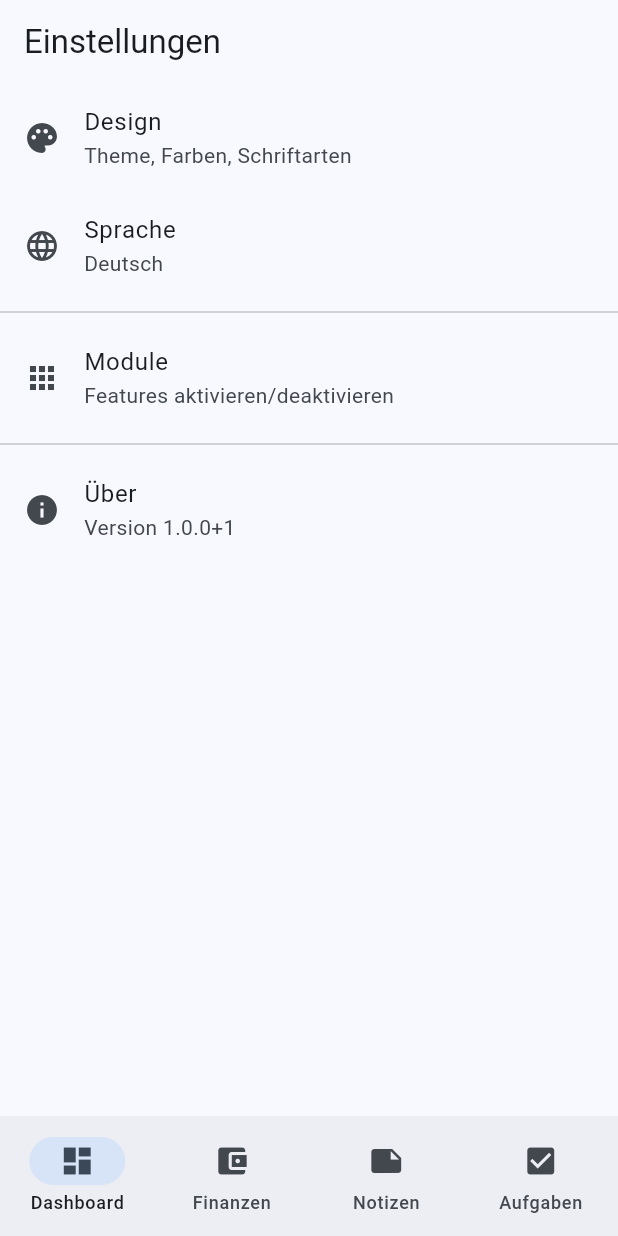
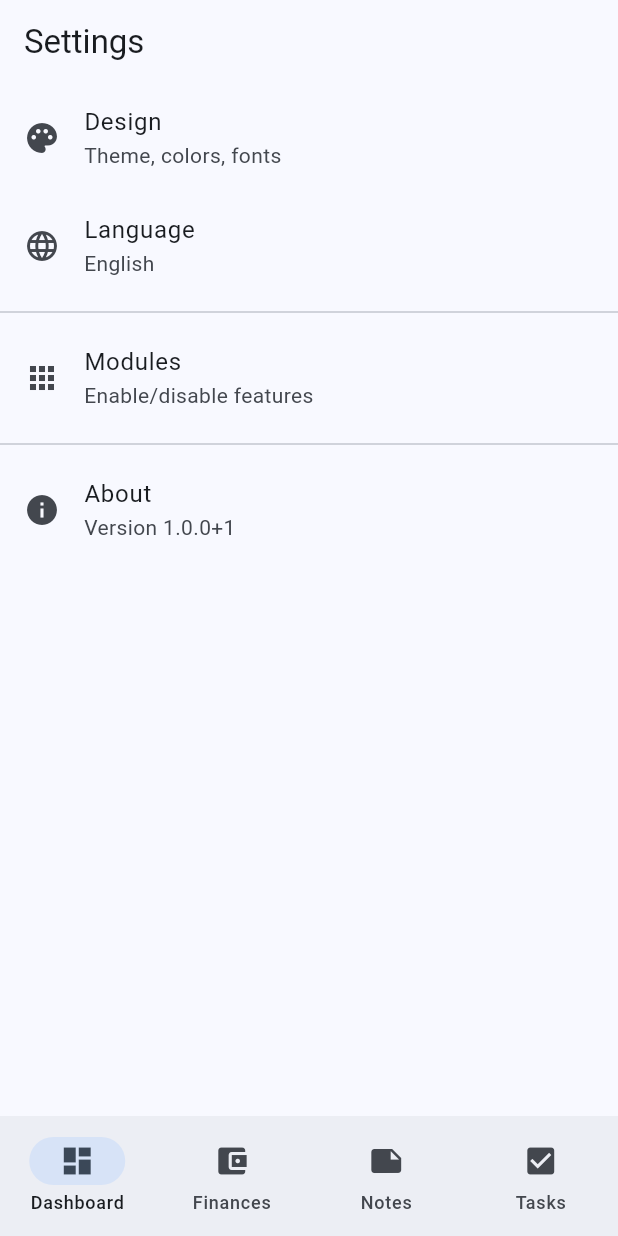
Before and after one commit to KayBeckmann/personal-tracker, a Flutter app: the SettingsPage screen opened by its route, on a phone screen of 412 x 824 dp. Run offline on Flutter 3.47's test engine with Material 3 defaults, Android fonts, the phone set to English and light mode, and no system bars; our stand-ins replace drift, get_it, go_router, injectable; accounts and stored records are empty; generated files the repository leaves out were written again; project files that could hold a hidden picture were left out.

Commit message:
feat: Mehrsprachigkeit (Meilenstein 1.4)
Implementiert:
- i18n Setup mit flutter_localizations und intl
- Sprachdateien für Deutsch (DE) und Englisch (EN)
- ARB-Dateien mit vollständigen Übersetzungen
- Sprachwechsel-Dialog in Einstellungen
- Lokalisierung aller UI-Komponenten (Navigation, Seiten)
- Reactive Locale Updates über GetLocale/SetLocale Use Cases
- AppModule refactored für dynamische Namen-Lokalisierung
- Tests aktualisiert für icon-basierte Navigation

Alle 24 Tests erfolgreich.

🤖 Generated with [Claude Code](https://claude.com/claude-code)

Co-Authored-By: Claude Sonnet 4.5 <noreply@anthropic.com>

```diff
--- /dev/null
+++ b/app/lib/core/localization/l10n/app_en.arb
@@ -0,0 +1,31 @@
+{
+  "@@locale": "en",
+
+  "appTitle": "Personal Tracker",
+  "dashboard": "Dashboard",
+  "finance": "Finance",
+  "finances": "Finances",
+  "householdBook": "Household Book",
+  "notes": "Notes",
+  "tasks": "Tasks",
+  "habits": "Habits",
+  "journal": "Journal",
+  "timeTracking": "Time Tracking",
+  "settings": "Settings",
+  "design": "Design",
+  "designSubtitle": "Theme, colors, fonts",
+  "language": "Language",
+  "languageSubtitle": "Change application language",
+  "modules": "Modules",
+  "modulesSubtitle": "Enable/disable features",
+  "about": "About",
+  "version": "Version {version}",
+  "german": "Deutsch",
+  "english": "English",
+  "selectLanguage": "Select Language",
+  "cancel": "Cancel",
+  "ok": "OK",
+  "scaffoldBeingBuilt": "Scaffold is being built",
+  "milestone": "Milestone {number}",
+  "implementedInMilestone": "Will be implemented in Milestone {number}"
+}
--- a/app/lib/core/navigation/app_module.dart
+++ b/app/lib/core/navigation/app_module.dart
@@ -1,16 +1,16 @@
 import 'package:flutter/material.dart';
+
+import '../localization/generated/app_localizations.dart';
 
 /// Repräsentiert ein Feature-Modul in der App
 ///
 /// Jedes Modul kann aktiviert/deaktiviert werden und hat:
 /// - Eine eindeutige ID
-/// - Einen Namen und Icon
-/// - Einen Hauptbildschirm
+/// - Icon und Route
 /// - Eine optionale Initialisierungs-Logik
 class AppModule {
   const AppModule({
     required this.id,
-    required this.name,
     required this.icon,
     required this.route,
     this.isEnabledByDefault = true,
@@ -18,9 +18,6 @@ class AppModule {
 
   /// Eindeutige ID des Moduls
   final String id;
-
-  /// Anzeigename des Moduls
-  final String name;
 
   /// Icon für Navigation
   final IconData icon;
@@ -30,6 +27,30 @@ class AppModule {
 
   /// Ist das Modul standardmäßig aktiviert?
   final bool isEnabledByDefault;
+
+  /// Gibt den lokalisierten Namen des Moduls zurück
+  String getName(AppLocalizations l10n) {
+    switch (id) {
+      case 'dashboard':
+        return l10n.dashboard;
+      case 'finance':
+        return l10n.finances;
+      case 'notes':
+        return l10n.notes;
+      case 'tasks':
+        return l10n.tasks;
+      case 'habits':
+        return l10n.habits;
+      case 'journal':
+        return l10n.journal;
+      case 'time_tracking':
+        return l10n.timeTracking;
+      case 'settings':
+        return l10n.settings;
+      default:
+        return id;
+    }
+  }
 }
 
 /// Verfügbare Module in der App
@@ -38,56 +59,48 @@ class AppModules {
 
   static const dashboard = AppModule(
     id: 'dashboard',
-    name: 'Dashboard',
     icon: Icons.dashboard,
     route: '/dashboard',
   );
 
   static const finance = AppModule(
     id: 'finance',
-    name: 'Finanzen',
     icon: Icons.account_balance_wallet,
     route: '/finance',
   );
 
   static const notes = AppModule(
     id: 'notes',
-    name: 'Notizen',
     icon: Icons.note,
     route: '/notes',
   );
 
   static const tasks = AppModule(
     id: 'tasks',
-    name: 'Aufgaben',
     icon: Icons.check_box,
     route: '/tasks',
   );
 
   static const habits = AppModule(
     id: 'habits',
-    name: 'Gewohnheiten',
     icon: Icons.track_changes,
     route: '/habits',
   );
 
   static const journal = AppModule(
     id: 'journal',
-    name: 'Journal',
     icon: Icons.book,
     route: '/journal',
   );
 
   static const timeTracking = AppModule(
     id: 'time_tracking',
-    name: 'Zeiterfassung',
     icon: Icons.access_time,
     route: '/time-tracking',
   );
 
   static const settings = AppModule(
     id: 'settings',
-    name: 'Einstellungen',
     icon: Icons.settings,
     route: '/settings',
     // Immer aktiviert (isEnabledByDefault ist true per default)
--- a/app/lib/core/navigation/app_shell.dart
+++ b/app/lib/core/navigation/app_shell.dart
@@ -1,6 +1,7 @@
 import 'package:flutter/material.dart';
 import 'package:go_router/go_router.dart';
 
+import '../localization/generated/app_localizations.dart';
 import 'app_module.dart';
 
 /// App-Shell mit Bottom Navigation
@@ -14,6 +15,7 @@ class AppShell extends StatelessWidget {
 
   @override
   Widget build(BuildContext context) {
+    final l10n = AppLocalizations.of(context)!;
     final currentLocation = GoRouterState.of(context).uri.path;
 
     // Finde den aktuell ausgewählten Index
@@ -31,7 +33,7 @@ class AppShell extends StatelessWidget {
             .map(
               (module) => NavigationDestination(
                 icon: Icon(module.icon),
-                label: module.name,
+                label: module.getName(l10n),
               ),
             )
             .toList(),
@@ -46,7 +48,10 @@ class AppShell extends StatelessWidget {
     return index == -1 ? 0 : index;
   }
 
-  Widget _buildDrawer(BuildContext context, String currentLocation) => Drawer(
+  Widget _buildDrawer(BuildContext context, String currentLocation) {
+    final l10n = AppLocalizations.of(context)!;
+
+    return Drawer(
       child: ListView(
         children: [
           DrawerHeader(
@@ -64,10 +69,9 @@ class AppShell extends StatelessWidget {
                 ),
                 const SizedBox(height: 8),
                 Text(
-                    'Personal Tracker',
+                  l10n.appTitle,
                   style: Theme.of(context).textTheme.headlineSmall?.copyWith(
-                          color:
-                              Theme.of(context).colorScheme.onPrimaryContainer,
+                        color: Theme.of(context).colorScheme.onPrimaryContainer,
                       ),
                 ),
               ],
@@ -79,7 +83,7 @@ class AppShell extends StatelessWidget {
               .map(
                 (module) => ListTile(
                   leading: Icon(module.icon),
-                    title: Text(module.name),
+                  title: Text(module.getName(l10n)),
                   selected: currentLocation.startsWith(module.route),
                   onTap: () {
                     context.go(module.route);
@@ -91,7 +95,7 @@ class AppShell extends StatelessWidget {
           // Settings am Ende
           ListTile(
             leading: Icon(AppModules.settings.icon),
-              title: Text(AppModules.settings.name),
+            title: Text(AppModules.settings.getName(l10n)),
             selected: currentLocation.startsWith(AppModules.settings.route),
             onTap: () {
               context.go(AppModules.settings.route);
@@ -102,3 +106,4 @@ class AppShell extends StatelessWidget {
       ),
     );
   }
+}
--- /dev/null
+++ b/app/lib/features/settings/domain/usecases/get_locale.dart
@@ -0,0 +1,39 @@
+import 'package:flutter/material.dart';
+import 'package:injectable/injectable.dart';
+
+import '../repositories/settings_repository.dart';
+
+/// Use Case zum Abrufen der gespeicherten Sprache
+///
+/// Gibt die gespeicherte Locale zurück oder null für System-Standard.
+@injectable
+class GetLocale {
+  const GetLocale(this._repository);
+
+  final SettingsRepository _repository;
+
+  static const _localeKey = 'locale';
+
+  /// Holt die gespeicherte Locale
+  ///
+  /// Returns: Locale oder null für System-Standard
+  Future<Locale?> call() async {
+    final localeCode = await _repository.getSetting(_localeKey);
+
+    if (localeCode == null || localeCode.isEmpty) {
+      return null; // System-Standard
+    }
+
+    return Locale(localeCode);
+  }
+
+  /// Stream der Änderungen an der Locale beobachtet
+  Stream<Locale?> watch() => _repository.watchSetting(_localeKey).map(
+        (localeCode) {
+          if (localeCode == null || localeCode.isEmpty) {
+            return null;
+          }
+          return Locale(localeCode);
+        },
+      );
+}
--- /dev/null
+++ b/app/lib/features/settings/domain/usecases/set_locale.dart
@@ -0,0 +1,27 @@
+import 'package:flutter/material.dart';
+import 'package:injectable/injectable.dart';
+
+import '../repositories/settings_repository.dart';
+
+/// Use Case zum Setzen der Sprache
+///
+/// Speichert die gewählte Locale in den Einstellungen.
+@injectable
+class SetLocale {
+  const SetLocale(this._repository);
+
+  final SettingsRepository _repository;
+
+  static const _localeKey = 'locale';
+
+  /// Setzt die Locale
+  ///
+  /// [locale] kann null sein für System-Standard oder eine Locale wie Locale('de')
+  Future<void> call(Locale? locale) async {
+    if (locale == null) {
+      await _repository.deleteSetting(_localeKey);
+    } else {
+      await _repository.setSetting(_localeKey, locale.languageCode);
+    }
+  }
+}
--- a/app/lib/features/settings/presentation/pages/settings_page.dart
+++ b/app/lib/features/settings/presentation/pages/settings_page.dart
@@ -1,37 +1,130 @@
 import 'package:flutter/material.dart';
 
+import '../../../../core/di/injection.dart';
+import '../../../../core/localization/generated/app_localizations.dart';
+import '../../domain/usecases/get_locale.dart';
+import '../../domain/usecases/set_locale.dart';
+
 /// Einstellungen
-class SettingsPage extends StatelessWidget {
+class SettingsPage extends StatefulWidget {
   const SettingsPage({super.key});
 
   @override
-  Widget build(BuildContext context) => Scaffold(
-        appBar: AppBar(title: const Text('Einstellungen')),
+  State<SettingsPage> createState() => _SettingsPageState();
+}
+
+class _SettingsPageState extends State<SettingsPage> {
+  final _getLocale = getIt<GetLocale>();
+  final _setLocale = getIt<SetLocale>();
+
+  Locale? _currentLocale;
+
+  @override
+  void initState() {
+    super.initState();
+    _loadLocale();
+  }
+
+  Future<void> _loadLocale() async {
+    final locale = await _getLocale();
+    if (mounted) {
+      setState(() {
+        _currentLocale = locale;
+      });
+    }
+  }
+
+  String _getLocaleName(BuildContext context, Locale? locale) {
+    final l10n = AppLocalizations.of(context)!;
+    if (locale == null) {
+      return l10n.english; // System default - currently shows English as fallback
+    }
+    switch (locale.languageCode) {
+      case 'de':
+        return l10n.german;
+      case 'en':
+        return l10n.english;
+      default:
+        return locale.languageCode;
+    }
+  }
+
+  Future<void> _showLanguageDialog(BuildContext context) async {
+    final l10n = AppLocalizations.of(context)!;
+
+    final selectedLocale = await showDialog<Locale?>(
+      context: context,
+      builder: (context) => AlertDialog(
+        title: Text(l10n.selectLanguage),
+        content: Column(
+          mainAxisSize: MainAxisSize.min,
+          children: [
+            RadioListTile<String?>(
+              title: Text(l10n.german),
+              value: 'de',
+              groupValue: _currentLocale?.languageCode,
+              onChanged: (value) => Navigator.of(context).pop(const Locale('de')),
+            ),
+            RadioListTile<String?>(
+              title: Text(l10n.english),
+              value: 'en',
+              groupValue: _currentLocale?.languageCode,
+              onChanged: (value) => Navigator.of(context).pop(const Locale('en')),
+            ),
+          ],
+        ),
+        actions: [
+          TextButton(
+            onPressed: () => Navigator.of(context).pop(),
+            child: Text(l10n.cancel),
+          ),
+        ],
+      ),
+    );
+
+    if (selectedLocale != null) {
+      await _setLocale(selectedLocale);
+      if (mounted) {
+        setState(() {
+          _currentLocale = selectedLocale;
+        });
+      }
+    }
+  }
+
+  @override
+  Widget build(BuildContext context) {
+    final l10n = AppLocalizations.of(context)!;
+
+    return Scaffold(
+      appBar: AppBar(title: Text(l10n.settings)),
       body: ListView(
-          children: const [
+        children: [
           ListTile(
-              leading: Icon(Icons.palette),
-              title: Text('Design'),
-              subtitle: Text('Theme, Farben, Schriftarten'),
+            leading: const Icon(Icons.palette),
+            title: Text(l10n.design),
+            subtitle: Text(l10n.designSubtitle),
           ),
           ListTile(
-              leading: Icon(Icons.language),
-              title: Text('Sprache'),
-              subtitle: Text('Deutsch'),
+            leading: const Icon(Icons.language),
+            title: Text(l10n.language),
+            subtitle: Text(_getLocaleName(context, _currentLocale)),
+            onTap: () => _showLanguageDialog(context),
           ),
-            Divider(),
+          const Divider(),
           ListTile(
-              leading: Icon(Icons.apps),
-              title: Text('Module'),
-              subtitle: Text('Features aktivieren/deaktivieren'),
+            leading: const Icon(Icons.apps),
+            title: Text(l10n.modules),
+            subtitle: Text(l10n.modulesSubtitle),
           ),
-            Divider(),
+          const Divider(),
           ListTile(
-              leading: Icon(Icons.info),
-              title: Text('Über'),
-              subtitle: Text('Version 1.0.0+1'),
+            leading: const Icon(Icons.info),
+            title: Text(l10n.about),
+            subtitle: Text(l10n.version('1.0.0+1')),
           ),
         ],
       ),
     );
   }
+}
--- a/app/lib/main.dart
+++ b/app/lib/main.dart
@@ -1,7 +1,10 @@
 import 'package:flutter/material.dart';
+import 'package:flutter_localizations/flutter_localizations.dart';
 
 import 'core/di/injection.dart';
+import 'core/localization/generated/app_localizations.dart';
 import 'core/navigation/app_router.dart';
+import 'features/settings/domain/usecases/get_locale.dart';
 
 void main() {
   // Ensure Flutter bindings are initialized
@@ -13,15 +16,59 @@ void main() {
   runApp(PersonalTrackerApp());
 }
 
-class PersonalTrackerApp extends StatelessWidget {
-  PersonalTrackerApp({super.key});
+class PersonalTrackerApp extends StatefulWidget {
+  const PersonalTrackerApp({super.key});
 
+  @override
+  State<PersonalTrackerApp> createState() => _PersonalTrackerAppState();
+}
+
+class _PersonalTrackerAppState extends State<PersonalTrackerApp> {
   final _router = getIt<AppRouter>();
+  final _getLocale = getIt<GetLocale>();
+
+  Locale? _locale;
+
+  @override
+  void initState() {
+    super.initState();
+    _loadLocale();
+    _watchLocaleChanges();
+  }
+
+  Future<void> _loadLocale() async {
+    final locale = await _getLocale();
+    if (mounted) {
+      setState(() {
+        _locale = locale;
+      });
+    }
+  }
+
+  void _watchLocaleChanges() {
+    _getLocale.watch().listen((locale) {
+      if (mounted) {
+        setState(() {
+          _locale = locale;
+        });
+      }
+    });
+  }
 
   @override
   Widget build(BuildContext context) => MaterialApp.router(
         title: 'Personal Tracker',
         debugShowCheckedModeBanner: false,
+
+        // Localization
+        localizationsDelegates: const [
+          AppLocalizations.delegate,
+          GlobalMaterialLocalizations.delegate,
+          GlobalWidgetsLocalizations.delegate,
+          GlobalCupertinoLocalizations.delegate,
+        ],
+        supportedLocales: AppLocalizations.supportedLocales,
+        locale: _locale,
 
         // Material 3 Design
         theme: ThemeData(
--- a/app/pubspec.yaml
+++ b/app/pubspec.yaml
@@ -30,10 +30,15 @@ environment:
 dependencies:
   flutter:
     sdk: flutter
+  flutter_localizations:
+    sdk: flutter
 
   # The following adds the Cupertino Icons font to your application.
   # Use with the CupertinoIcons class for iOS style icons.
   cupertino_icons: ^1.0.8
+
+  # Internationalization
+  intl: ^0.20.2
 
   # Dependency Injection
   get_it: ^8.0.3
@@ -69,6 +74,7 @@ dev_dependencies:
 
 # The following section is specific to Flutter packages.
 flutter:
+  generate: true
 
   # The following line ensures that the Material Icons font is
   # included with your application, so that you can use the icons in
```
Also changed, not shown: app/l10n.yaml (added, +22 -0 lines), app/lib/core/localization/l10n/app_de.arb (added, +156 -0 lines), app/lib/features/dashboard/presentation/pages/dashboard_page.dart (+15 -9 lines), app/lib/features/finance/presentation/pages/finance_page.dart (+15 -9 lines), app/lib/features/habits/presentation/pages/habits_page.dart (+15 -9 lines), app/lib/features/journal/presentation/pages/journal_page.dart (+15 -9 lines), app/lib/features/notes/presentation/pages/notes_page.dart (+15 -9 lines), app/lib/features/tasks/presentation/pages/tasks_page.dart (+15 -9 lines), app/lib/features/time_tracking/presentation/pages/time_tracking_page.dart (+15 -9 lines), app/lib/core/di/injection.config.dart, app/lib/core/localization/generated/app_localizations.dart (added), app/lib/core/localization/generated/app_localizations_de.dart (added), app/lib/core/localization/generated/app_localizations_en.dart (added), app/pubspec.lock, 2 other files. Lines whose indentation alone changed are shown as unchanged.
